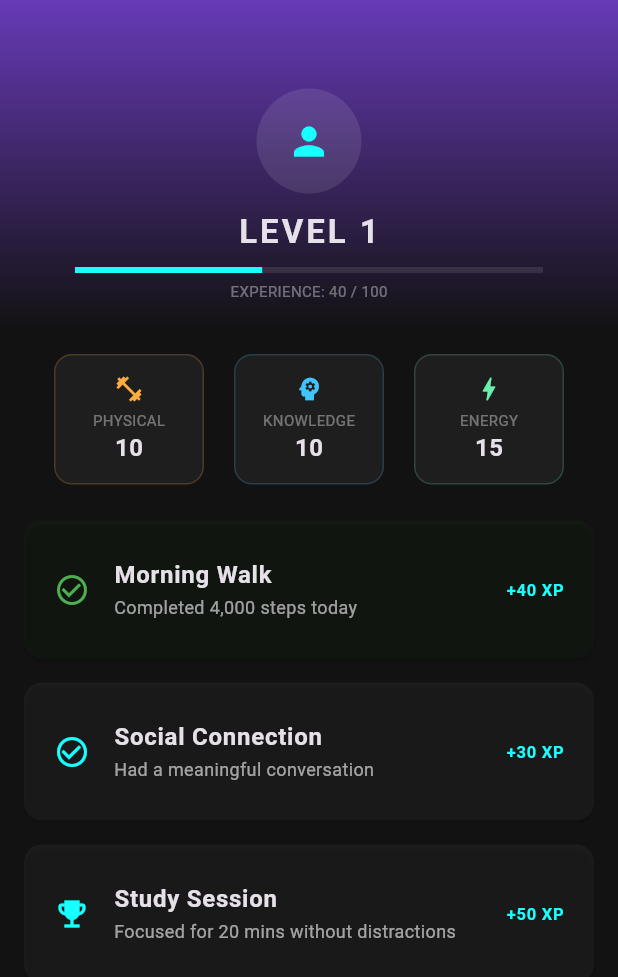
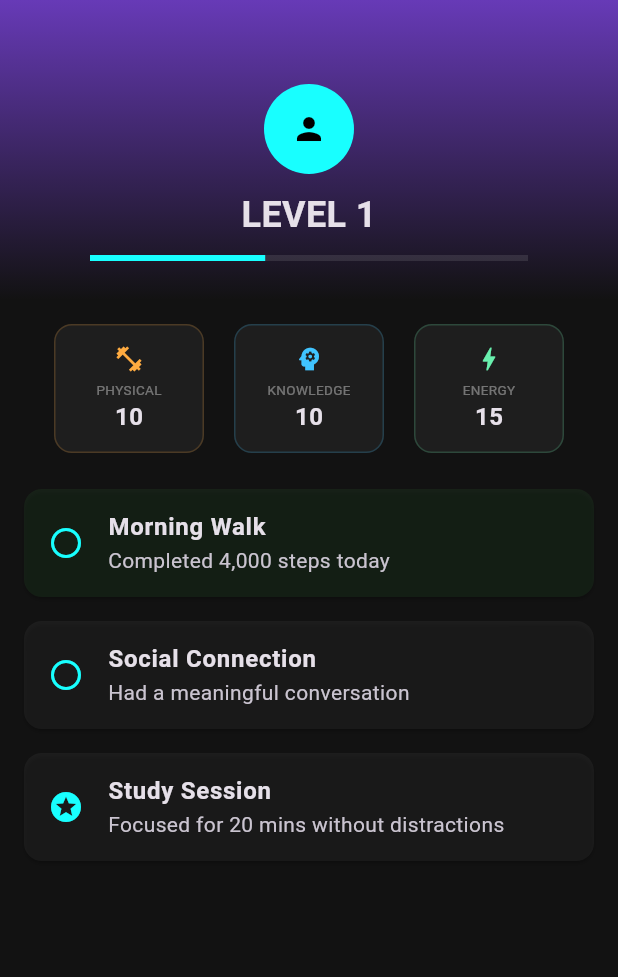
Before and after one commit to Naomi002/life_quest, a Flutter app: the screen it shows after launch, after a tap on "Morning Walk", on a phone screen of 412 x 824 dp. Shown: the top 977 px of the screen. Run offline on Flutter 3.47's test engine with Material 3 defaults, Android fonts, the phone set to English and light mode, and no system bars; our stand-ins replace shared_preferences.

Commit message:
feat: added Level Up celebration dialog and human-friendly UI updates

```diff
--- a/lib/main.dart
+++ b/lib/main.dart
@@ -12,7 +12,7 @@ class LifeQuestApp extends StatelessWidget {
       debugShowCheckedModeBanner: false,
       theme: ThemeData(
         brightness: Brightness.dark,
-        primaryColor: Colors.deepPurpleAccent,
+        primaryColor: Colors.cyanAccent,
         useMaterial3: true,
       ),
       home: const GameDashboard(),
@@ -27,17 +27,14 @@ class GameDashboard extends StatefulWidget {
 }
 
 class _GameDashboardState extends State<GameDashboard> {
-  // Game Logic Variables
   int _xp = 0;
   int _level = 1;
   int _monsterHp = 100;
   final int _xpPerLevel = 100;
 
-  // Real-Life Attribute Labels
   int _physical = 10;
   int _knowledge = 10;
   int _energy = 10;
-  int _skillPoints = 0;
 
   final List<Map<String, dynamic>> _quests = [
     {"title": "Morning Walk", "desc": "Completed 4,000 steps today", "xp": 40, "isDone": false, "type": "task"},
@@ -59,7 +56,6 @@ class _GameDashboardState extends State<GameDashboard> {
       _physical = prefs.getInt('physical') ?? 10;
       _knowledge = prefs.getInt('knowledge') ?? 10;
       _energy = prefs.getInt('energy') ?? 10;
-      _skillPoints = prefs.getInt('skillPoints') ?? 0;
     });
   }
 
@@ -70,7 +66,31 @@ class _GameDashboardState extends State<GameDashboard> {
     await prefs.setInt('physical', _physical);
     await prefs.setInt('knowledge', _knowledge);
     await prefs.setInt('energy', _energy);
-    await prefs.setInt('skillPoints', _skillPoints);
+  }
+
+  void _showLevelUpDialog() {
+    showDialog(
+      context: context,
+      builder: (context) => AlertDialog(
+        backgroundColor: const Color(0xFF1A1A1A),
+        shape: RoundedRectangleBorder(borderRadius: BorderRadius.circular(20)),
+        content: Column(
+          mainAxisSize: MainAxisSize.min,
+          children: [
+            const Icon(Icons.stars, color: Colors.amber, size: 80),
+            const SizedBox(height: 20),
+            const Text("LEVEL UP!", style: TextStyle(fontSize: 28, fontWeight: FontWeight.bold, color: Colors.amber, letterSpacing: 2)),
+            const SizedBox(height: 10),
+            Text("You are now Level $_level", style: const TextStyle(fontSize: 18)),
+            const SizedBox(height: 20),
+            const Text("Your potential is growing. Keep going!", textAlign: TextAlign.center, style: TextStyle(color: Colors.white60)),
+          ],
+        ),
+        actions: [
+          TextButton(onPressed: () => Navigator.pop(context), child: const Text("AWESOME", style: TextStyle(color: Colors.cyanAccent))),
+        ],
+      ),
+    );
   }
 
   void _completeQuest(int index) {
@@ -79,7 +99,6 @@ class _GameDashboardState extends State<GameDashboard> {
       _quests[index]['isDone'] = true;
       _xp += _quests[index]['xp'] as int;
 
-      // Real-world growth mapping
       if (_quests[index]['title'] == "Study Session") _knowledge += 5;
       if (_quests[index]['title'] == "Morning Walk") _energy += 5;
       if (_quests[index]['title'] == "Social Connection") _physical += 3;
@@ -87,7 +106,7 @@ class _GameDashboardState extends State<GameDashboard> {
       if (_xp >= _xpPerLevel) {
         _level++;
         _xp -= _xpPerLevel;
-        _skillPoints++;
+        _showLevelUpDialog();
       }
     });
     _saveStats();
@@ -100,24 +119,22 @@ class _GameDashboardState extends State<GameDashboard> {
       builder: (context) => StatefulBuilder(
         builder: (context, setDialogState) => AlertDialog(
           backgroundColor: const Color(0xFF1A1A1A),
-          title: const Text("DEFEAT PROCRASTINATION", style: TextStyle(color: Colors.redAccent, letterSpacing: 1)),
+          title: const Text("FOCUS CHALLENGE", style: TextStyle(color: Colors.redAccent)),
           content: Column(
             mainAxisSize: MainAxisSize.min,
             children: [
-              const Icon(Icons.timer_off, size: 80, color: Colors.redAccent),
-              const SizedBox(height: 20),
-              const Text("Tap to focus and finish your work!", textAlign: TextAlign.center),
+              const Icon(Icons.timer_off, size: 60, color: Colors.redAccent),
               const SizedBox(height: 20),
               LinearProgressIndicator(value: _monsterHp / 100, color: Colors.redAccent, backgroundColor: Colors.white10),
               const SizedBox(height: 10),
-              Text("Task Difficulty: $_monsterHp%", style: const TextStyle(fontWeight: FontWeight.bold)),
+              Text("Concentration: $_monsterHp%"),
             ],
           ),
           actions: [
             ElevatedButton(
               onPressed: () {
                 setDialogState(() {
-                  _monsterHp -= 20;
+                  _monsterHp -= 25;
                   if (_monsterHp <= 0) {
                     Navigator.pop(context);
                     _completeQuest(2);
@@ -125,7 +142,7 @@ class _GameDashboardState extends State<GameDashboard> {
                   }
                 });
               },
-              child: const Text("CONCENTRATE"),
+              child: const Text("FOCUS"),
             ),
           ],
         ),
@@ -135,7 +152,7 @@ class _GameDashboardState extends State<GameDashboard> {
 
   Widget _buildStatCard(String label, int value, IconData icon, Color color) {
     return Container(
-      padding: const EdgeInsets.symmetric(vertical: 12, horizontal: 10),
+      padding: const EdgeInsets.symmetric(vertical: 12, horizontal: 8),
       width: 100,
       decoration: BoxDecoration(
         color: Colors.white.withOpacity(0.05),
@@ -146,7 +163,7 @@ class _GameDashboardState extends State<GameDashboard> {
         children: [
           Icon(icon, size: 20, color: color),
           const SizedBox(height: 4),
-          Text(label, style: const TextStyle(fontSize: 10, color: Colors.white38)),
+          Text(label, style: const TextStyle(fontSize: 9, color: Colors.white38)),
           Text("$value", style: const TextStyle(fontSize: 16, fontWeight: FontWeight.bold)),
         ],
       ),
@@ -160,31 +177,24 @@ class _GameDashboardState extends State<GameDashboard> {
       body: CustomScrollView(
         slivers: [
           SliverAppBar(
-            expandedHeight: 220,
+            expandedHeight: 200,
             pinned: true,
             flexibleSpace: FlexibleSpaceBar(
               background: Container(
                 decoration: const BoxDecoration(
-                  gradient: LinearGradient(
-                    begin: Alignment.topCenter,
-                    end: Alignment.bottomCenter,
-                    colors: [Colors.deepPurple, Color(0xFF121212)],
-                  ),
+                  gradient: LinearGradient(colors: [Colors.deepPurple, Color(0xFF121212)], begin: Alignment.topCenter, end: Alignment.bottomCenter),
                 ),
                 child: Column(
                   mainAxisAlignment: MainAxisAlignment.center,
                   children: [
                     const SizedBox(height: 40),
-                    const CircleAvatar(radius: 35, backgroundColor: Colors.white10, child: Icon(Icons.person, color: Colors.cyanAccent, size: 30)),
+                    const CircleAvatar(radius: 30, backgroundColor: Colors.cyanAccent, child: Icon(Icons.person, color: Colors.black)),
                     const SizedBox(height: 10),
-                    Text("LEVEL $_level", style: const TextStyle(fontSize: 22, fontWeight: FontWeight.bold, letterSpacing: 2)),
-                    const SizedBox(height: 8),
+                    Text("LEVEL $_level", style: const TextStyle(fontSize: 24, fontWeight: FontWeight.bold)),
                     Padding(
-                      padding: const EdgeInsets.symmetric(horizontal: 50),
+                      padding: const EdgeInsets.symmetric(horizontal: 60, vertical: 10),
                       child: LinearProgressIndicator(value: _xp / _xpPerLevel, color: Colors.cyanAccent, backgroundColor: Colors.white10),
                     ),
-                    const SizedBox(height: 5),
-                    Text("EXPERIENCE: $_xp / $_xpPerLevel", style: const TextStyle(fontSize: 10, color: Colors.white38)),
                   ],
                 ),
               ),
@@ -207,17 +217,11 @@ class _GameDashboardState extends State<GameDashboard> {
             delegate: SliverChildBuilderDelegate(
               (context, i) => Card(
                 margin: const EdgeInsets.symmetric(horizontal: 16, vertical: 8),
-                color: _quests[i]['isDone'] ? Colors.green.withOpacity(0.05) : Colors.white.withOpacity(0.05),
-                shape: RoundedRectangleBorder(borderRadius: BorderRadius.circular(12)),
+                color: _quests[i]['isDone'] ? Colors.green.withOpacity(0.1) : Colors.white.withOpacity(0.05),
                 child: ListTile(
-                  contentPadding: const EdgeInsets.symmetric(horizontal: 20, vertical: 10),
-                  leading: Icon(
-                    _quests[i]['type'] == 'boss' ? Icons.emoji_events : Icons.check_circle_outline,
-                    color: _quests[i]['isDone'] ? Colors.green : Colors.cyanAccent
-                  ),
+                  leading: Icon(_quests[i]['type'] == 'boss' ? Icons.stars : Icons.circle_outlined, color: Colors.cyanAccent),
                   title: Text(_quests[i]['title'], style: const TextStyle(fontWeight: FontWeight.bold)),
-                  subtitle: Text(_quests[i]['desc'], style: const TextStyle(fontSize: 12, color: Colors.white60)),
-                  trailing: Text("+${_quests[i]['xp']} XP", style: const TextStyle(color: Colors.cyanAccent, fontWeight: FontWeight.bold)),
+                  subtitle: Text(_quests[i]['desc']),
                   onTap: () => _quests[i]['type'] == 'boss' ? _startBossBattle() : _completeQuest(i),
                 ),
               ),
```
